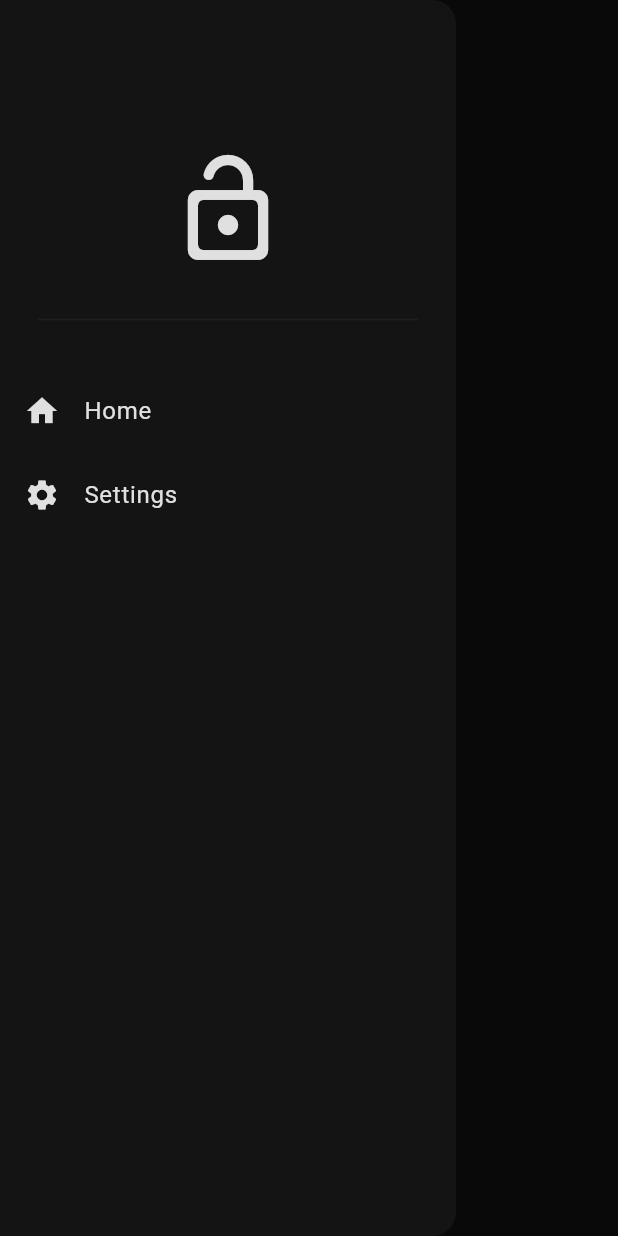
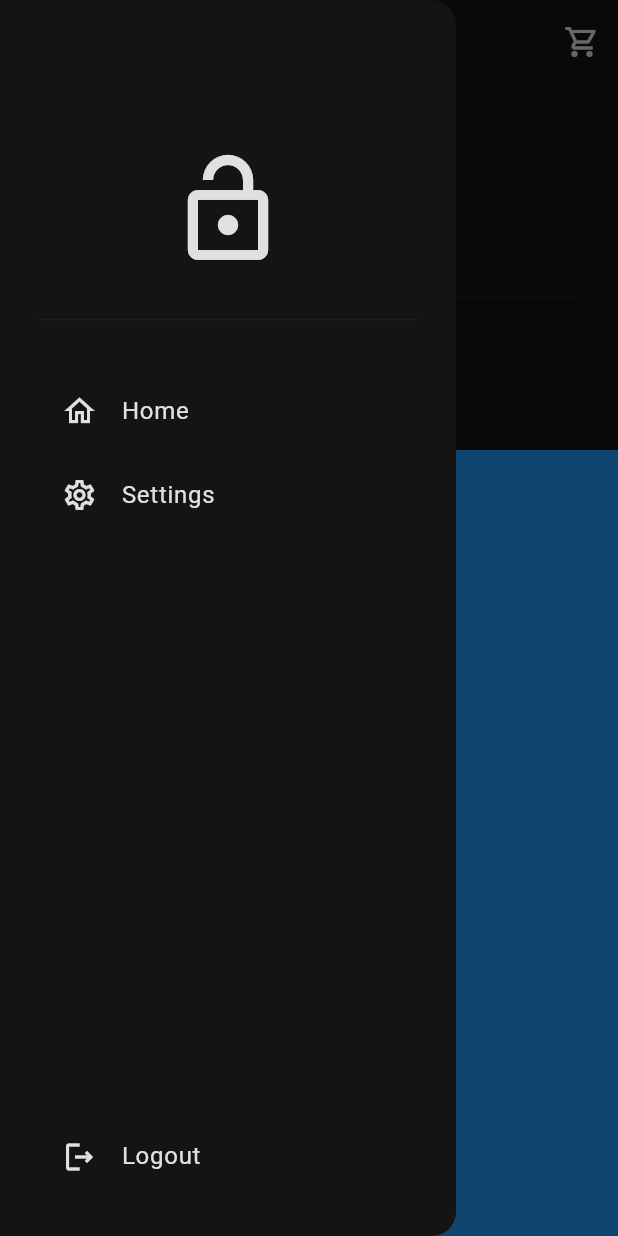
Before and after one commit to InemesitMatthew/Minimal_Food_Delivery_App, a Flutter app: the HomePage screen opened directly, with the side drawer open, on a phone screen of 412 x 824 dp. Run offline on Flutter 3.47's test engine with Material 3 defaults, Android fonts, the phone set to English and light mode, and no system bars; our stand-ins replace firebase_core; accounts and stored records are empty.

Commit message:
resume at 26:09

```diff
--- /dev/null
+++ b/lib/components/my_current_location.dart
@@ -0,0 +1,33 @@
+import 'package:flutter/material.dart';
+
+class MyCurrentLocation extends StatelessWidget {
+  const MyCurrentLocation({super.key});
+
+  @override
+  Widget build(BuildContext context) {
+    return Column(
+      crossAxisAlignment: CrossAxisAlignment.start,
+      children: [
+        Text(
+          "Deliver now",
+          style: TextStyle(color: Theme.of(context).colorScheme.primary),
+        ),
+        Row(
+          children: [
+            // address
+            Text(
+              "6901 Hollywood Blv",
+              style: TextStyle(
+                color: Theme.of(context).colorScheme.inversePrimary,
+                fontWeight: FontWeight.bold,
+              ),
+            ),
+
+            // drop down menu
+            const Icon(Icons.keyboard_arrow_down_outlined),
+          ],
+        ),
+      ],
+    );
+  }
+}
--- a/lib/components/my_drawer.dart
+++ b/lib/components/my_drawer.dart
@@ -15,7 +15,7 @@ class MyDrawer extends StatelessWidget {
           Padding(
             padding: const EdgeInsets.only(top: 100.0),
             child: Icon(
-              Icons.lock_open_rounded,
+              Icons.lock_open_outlined,
               size: 80,
               color: Theme.of(context).colorScheme.inversePrimary,
             ),
@@ -31,15 +31,15 @@ class MyDrawer extends StatelessWidget {
           // home list tile
           MyDrawerTile(
             text: "Home",
-            icon: Icons.home,
-            onTap: () {},
+            icon: Icons.home_outlined,
+            onTap: () => Navigator.pop(context),
           ),
 
           // settings list tile
 
           MyDrawerTile(
             text: "Settings",
-            icon: Icons.settings,
+            icon: Icons.settings_outlined,
             onTap: () {
               // pop drawer
               Navigator.pop(context);
@@ -54,7 +54,16 @@ class MyDrawer extends StatelessWidget {
             },
           ),
 
+          const Spacer(),
+
           // logout list tile
+          MyDrawerTile(
+            text: "Logout",
+            icon: Icons.logout_outlined,
+            onTap: () {},
+          ),
+
+          const SizedBox(height: 25),
         ],
       ),
     );
--- a/lib/components/my_drawer_tile.dart
+++ b/lib/components/my_drawer_tile.dart
@@ -14,7 +14,9 @@ class MyDrawerTile extends StatelessWidget {
 
   @override
   Widget build(BuildContext context) {
-    return ListTile(
+    return Padding(
+      padding: const EdgeInsets.only(left: 25.0),
+      child: ListTile(
         title: Text(
           text,
           style: TextStyle(color: Theme.of(context).colorScheme.inversePrimary),
@@ -24,6 +26,7 @@ class MyDrawerTile extends StatelessWidget {
           color: Theme.of(context).colorScheme.inversePrimary,
         ),
         onTap: onTap,
+      ),
     );
   }
 }
--- a/lib/main.dart
+++ b/lib/main.dart
@@ -27,7 +27,7 @@ class MyApp extends StatelessWidget {
   Widget build(BuildContext context) {
     return MaterialApp(
       debugShowCheckedModeBanner: false,
-      home: LoginOrRegisterPage(),
+      home: const LoginOrRegisterPage(),
       theme: Provider.of<ThemeProvider>(context).themeData,
     );
   }
--- a/lib/pages/home_page.dart
+++ b/lib/pages/home_page.dart
@@ -1,5 +1,7 @@
 import 'package:flutter/material.dart';
+import '../components/my_current_location.dart';
 import '../components/my_drawer.dart';
+import '../components/my_sliver_app_bar.dart';
 
 class HomePage extends StatelessWidget {
   const HomePage({super.key});
@@ -7,10 +9,31 @@ class HomePage extends StatelessWidget {
   @override
   Widget build(BuildContext context) {
     return Scaffold(
-      appBar: AppBar(
-        title: const Text("Home"),
+      drawer: const MyDrawer(),
+      body: NestedScrollView(
+        headerSliverBuilder: (context, innerBoxIsScrolled) => [
+          MySliverAppBar(
+            title: const Text("title"),
+            child: Column(
+              mainAxisAlignment: MainAxisAlignment.end,
+              children: [
+                Divider(
+                  indent: 25,
+                  endIndent: 25,
+                  color: Theme.of(context).colorScheme.secondary,
+                ),
+                // my current location
+                const MyCurrentLocation(),
+
+                // description box
+              ],
+            ),
+          ),
+        ],
+        body: Container(
+          color: Colors.blue,
+        ),
       ),
-      drawer: MyDrawer(),
     );
   }
 }
--- a/lib/pages/login_page.dart
+++ b/lib/pages/login_page.dart
@@ -30,7 +30,7 @@ class _LoginPageState extends State<LoginPage> {
     Navigator.push(
       context,
       MaterialPageRoute(
-        builder: (context) => HomePage(),
+        builder: (context) => const HomePage(),
       ),
     );
   }
@@ -45,7 +45,7 @@ class _LoginPageState extends State<LoginPage> {
           children: [
             // logo
             Icon(
-              Icons.lock_open_rounded,
+              Icons.lock_open_outlined,
               size: 100,
               color: Theme.of(context).colorScheme.inversePrimary,
             ),
--- a/lib/pages/register_page.dart
+++ b/lib/pages/register_page.dart
@@ -28,7 +28,7 @@ class _RegisterPageState extends State<RegisterPage> {
           children: [
             // logo
             Icon(
-              Icons.lock_open_rounded,
+              Icons.lock_open_outlined,
               size: 100,
               color: Theme.of(context).colorScheme.inversePrimary,
             ),
```
Also changed, not shown: lib/components/my_sliver_app_bar.dart (added, +43 -0 lines), lib/pages/settings_page.dart (+8 -4 lines). Lines whose indentation alone changed are shown as unchanged.
